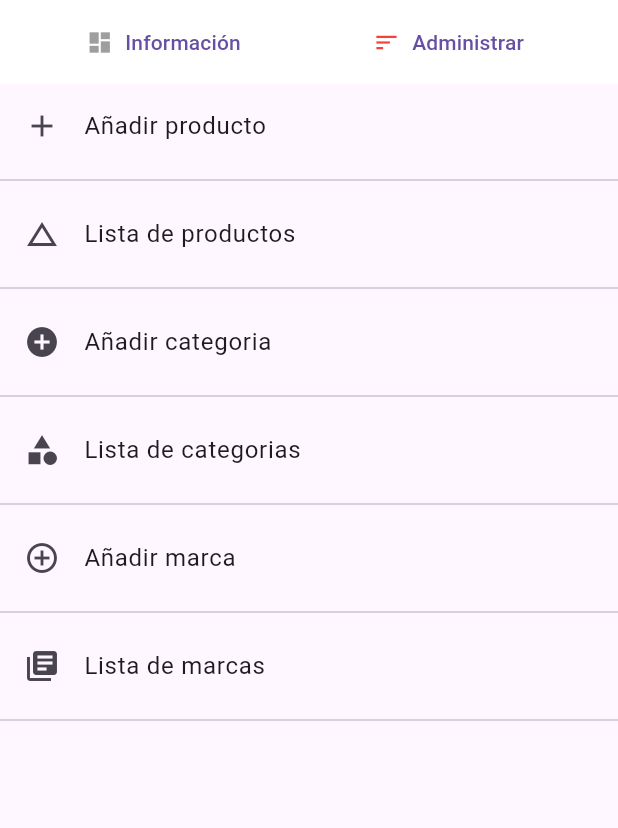
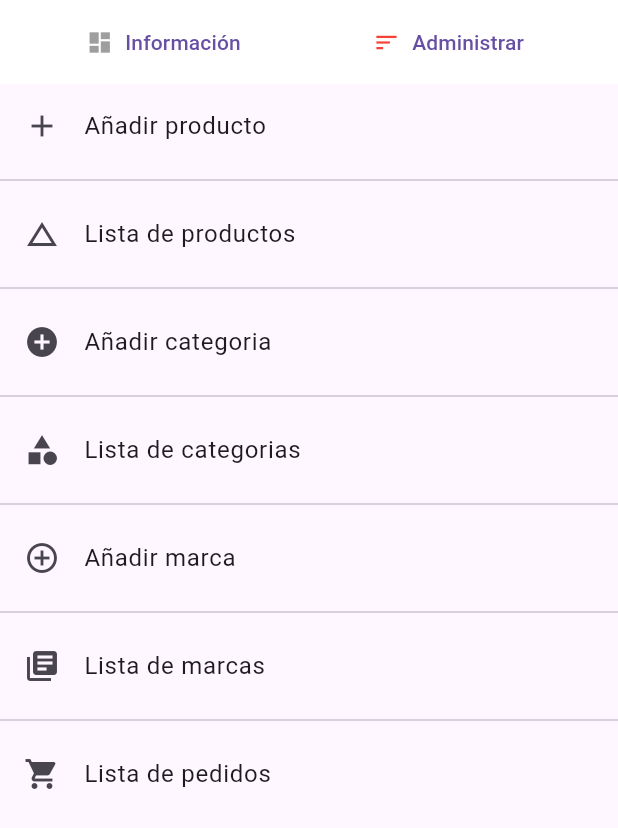
Before and after one commit to vctorr1/tienda3_admin, a Flutter app: the screen it shows after launch, after a tap on "Administrar", on a phone screen of 412 x 824 dp. Shown: the top 828 px of the screen. Run offline on Flutter 3.47's test engine with Material 3 defaults, Android fonts, the light colour scheme and no system bars; our stand-ins replace cloud_firestore, firebase_core, firebase_storage, image_picker; accounts and stored records are empty.

Commit message:
lista de pedidos funciona mas o menos, falta que aparezca con un formato correcto

```diff
--- /dev/null
+++ b/lib/model/order_model.dart
@@ -0,0 +1,22 @@
+import 'package:cloud_firestore/cloud_firestore.dart';
+
+class Order {
+  final String id;
+  final String customerId;
+  final List<dynamic> items;
+
+  Order({
+    required this.id,
+    required this.customerId,
+    required this.items,
+  });
+
+  factory Order.fromDocumentSnapshot(DocumentSnapshot doc) {
+    final data = doc.data() as Map<String, dynamic>;
+    return Order(
+      id: doc.id,
+      customerId: data['userId'],
+      items: data['carrito'] ?? [],
+    );
+  }
+}
--- a/lib/views/admin.dart
+++ b/lib/views/admin.dart
@@ -7,8 +7,10 @@ import '../model/brand.dart';
 import 'package:tienda3_admin/views/brandlistview.dart';
 import 'package:tienda3_admin/views/categorylistview.dart';
 import '../model/user.dart';
+import '../model/order_model.dart' as local; // Importa el modelo con prefijo
 import '../model/order.dart';
-import '../model/product.dart';
+import 'package:tienda3_admin/views/orderlistview.dart';
+import 'package:tienda3_admin/model/product.dart';
 
 enum Page { dashboard, manage }
 
@@ -88,11 +90,11 @@ class _AdminState extends State<Admin> {
                     subtitle: TextButton.icon(
                       onPressed: null,
                       icon: Icon(
-                        Icons.work_outline,
+                        Icons.attach_money,
                         size: 30.0,
                         color: Colors.green,
                       ),
-                      label: Text('12,000€',
+                      label: Text('12,000',
                           textAlign: TextAlign.center,
                           style:
                               TextStyle(fontSize: 30.0, color: Colors.green)),
@@ -109,17 +111,17 @@ class _AdminState extends State<Admin> {
                           crossAxisCount: 2),
                       children: <Widget>[
                         _buildDashboardCard("Usuarios", Icons.people_outline,
-                            data['usuarios']!),
+                            data['usuarios'] ?? 0),
+                        _buildDashboardCard("Categorias", Icons.category,
+                            data['categorias'] ?? 0),
+                        _buildDashboardCard("Productos", Icons.track_changes,
+                            data['productos'] ?? 0),
                         _buildDashboardCard(
-                            "Categorias", Icons.category, data['categorias']!),
-                        _buildDashboardCard("Productos", Icons.track_changes,
-                            data['productos']!),
-                        _buildDashboardCard(
-                            "Ventas", Icons.tag_faces, data['ventas']!),
-                        _buildDashboardCard(
-                            "Pedidos", Icons.shopping_cart, data['pedidos']!),
-                        _buildDashboardCard(
-                            "Devoluciones", Icons.close, data['devoluciones']!),
+                            "Ventas", Icons.tag_faces, data['ventas'] ?? 0),
+                        _buildDashboardCard("Pedidos", Icons.shopping_cart,
+                            data['pedidos'] ?? 0),
+                        _buildDashboardCard("Devoluciones", Icons.close,
+                            data['devoluciones'] ?? 0),
                       ],
                     ),
                   ),
@@ -185,6 +187,14 @@ class _AdminState extends State<Admin> {
               },
             ),
             Divider(),
+            ListTile(
+              leading: Icon(Icons.shopping_cart),
+              title: Text("Lista de pedidos"),
+              onTap: () {
+                Navigator.push(context,
+                    MaterialPageRoute(builder: (context) => OrderListView()));
+              },
+            ),
           ],
         );
       default:
@@ -192,33 +202,14 @@ class _AdminState extends State<Admin> {
     }
   }
 
-  Widget _buildDashboardCard(String title, IconData icon, int count) {
-    return Padding(
-      padding: const EdgeInsets.all(18.0),
-      child: Card(
-        color: Color.fromARGB(255, 208, 235, 255),
-        child: ListTile(
-          title: TextButton.icon(
-              onPressed: null, icon: Icon(icon), label: Text(title)),
-          subtitle: Text(
-            '$count',
-            textAlign: TextAlign.center,
-            style: TextStyle(color: active, fontSize: 60.0),
-          ),
-        ),
-      ),
-    );
-  }
-
   Future<Map<String, int>> _loadDashboardData() async {
-    int usuarios = await _userService.getUserCount();
-    int categorias = await _categoryService.getCategoryCount();
-    int productos = await _productService.getProductCount();
-    int ventas =
-        0; //Ejemplo, por hacer una vez sea decidido el sistema de compra
-    int pedidos = await _orderService.getOrderCount();
+    int usuarios = (await _userService.getUserCount()) ?? 0;
+    int categorias = (await _categoryService.getCategoryCount()) ?? 0;
+    int productos = (await _productService.getProductCount()) ?? 0;
+    int ventas = 13; // Aquí puedes agregar lógica para contar las ventas
+    int pedidos = (await _orderService.getOrderCount()) ?? 0;
     int devoluciones =
-        0; //Ejemplo, por hacer una vez sea decidido el sistema de compra
+        0; // Aquí puedes agregar lógica para contar las devoluciones
 
     return {
       'usuarios': usuarios,
@@ -247,7 +238,7 @@ class _AdminState extends State<Admin> {
       actions: <Widget>[
         TextButton(
             onPressed: () {
-              if (categoryController.text.isNotEmpty) {
+              if (categoryController.text != null) {
                 _categoryService.createCategory(categoryController.text);
               }
 //          Fluttertoast.showToast(msg: 'category created');
@@ -273,7 +264,7 @@ class _AdminState extends State<Admin> {
           controller: brandController,
           validator: (value) {
             if (value!.isEmpty) {
-              return 'La marca no puede estar vacía';
+              return 'La categoría no puede estar vacía';
             }
           },
           decoration: InputDecoration(hintText: "Añadir marca"),
@@ -282,7 +273,7 @@ class _AdminState extends State<Admin> {
       actions: <Widget>[
         TextButton(
             onPressed: () {
-              if (brandController.text.isNotEmpty) {
+              if (brandController.text != null) {
                 _brandService.createBrand(brandController.text);
               }
 //          Fluttertoast.showToast(msg: 'brand added');
@@ -299,4 +290,24 @@ class _AdminState extends State<Admin> {
 
     showDialog(context: context, builder: (_) => alert);
   }
+
+  Widget _buildDashboardCard(String title, IconData icon, int count) {
+    return Padding(
+      padding: const EdgeInsets.all(18.0),
+      child: Card(
+        child: ListTile(
+          title: TextButton.icon(
+            onPressed: null,
+            icon: Icon(icon),
+            label: Text(title),
+          ),
+          subtitle: Text(
+            '$count',
+            textAlign: TextAlign.center,
+            style: TextStyle(color: active, fontSize: 60.0),
+          ),
+        ),
+      ),
+    );
+  }
 }
```
Also changed, not shown: lib/model/order.dart (+12 -1 lines), lib/views/orderlistview.dart (added, +108 -0 lines).
